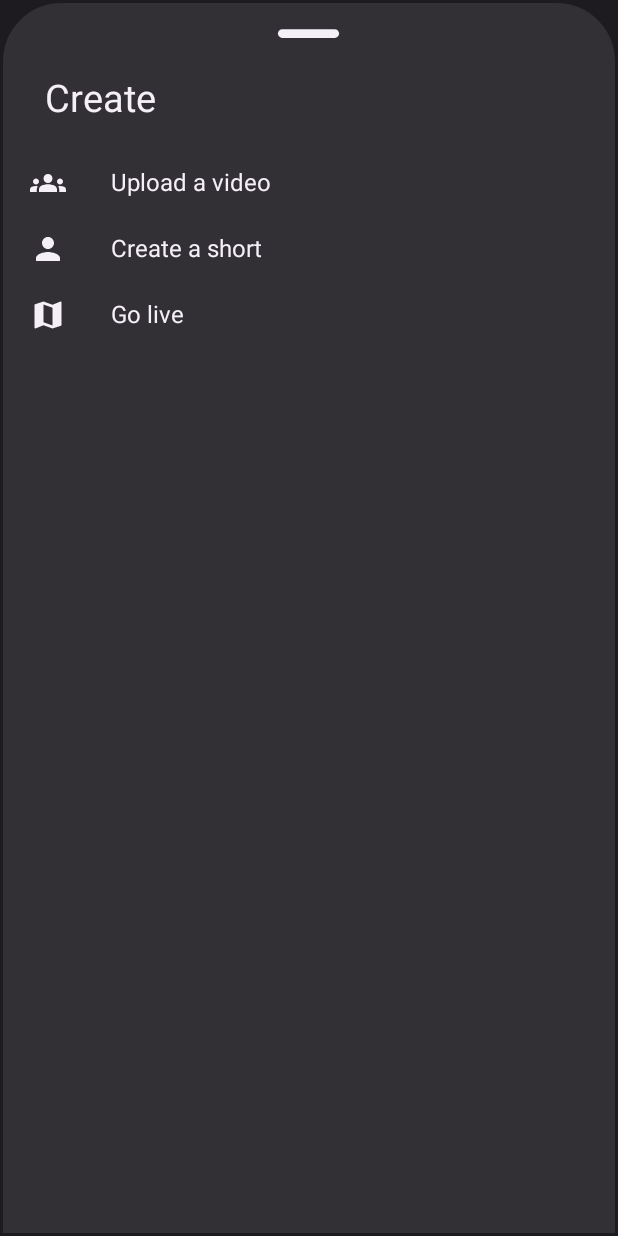
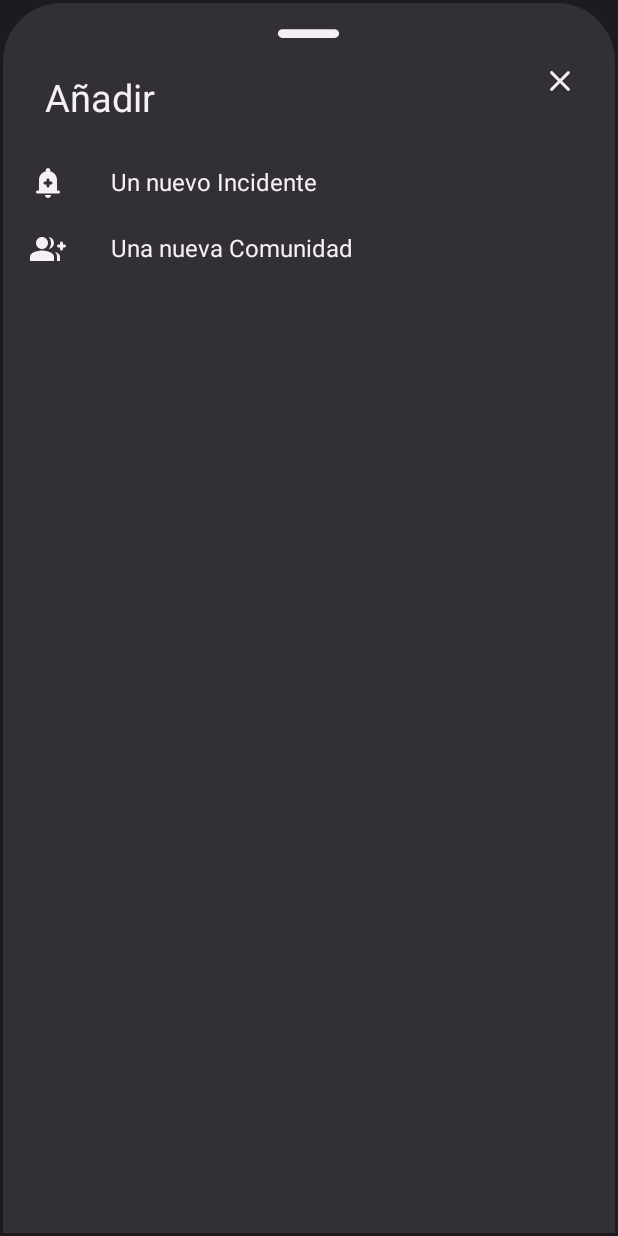
Before and after one commit to YeicotJJ/HackatonComercio2024, an Android app: the layout bottom_sheet_layout.xml on its own in the app's theme, with its tools: preview values and no code run, on a phone screen of 412 x 824 dp. Run offline under Robolectric (Android 15) with nearby library versions, the phone set to English and light mode, and no system bars.

Commit message:
cambios pequeños visuales
cambios visuales en algunos layouts como el bottom nav

```diff
--- /dev/null
+++ b/app/src/main/res/drawable/round_add_alert_24.xml
@@ -0,0 +1,7 @@
+<vector xmlns:android="http://schemas.android.com/apk/res/android" android:height="24dp" android:tint="#F5EFF7" android:viewportHeight="24" android:viewportWidth="24" android:width="24dp">
+
+    <path android:fillColor="@android:color/white" android:pathData="M12,22c1.1,0 2,-0.9 2,-2h-4C10,21.1 10.9,22 12,22z"/>
+
+    <path android:fillColor="@android:color/white" android:pathData="M19,17h-1v-7c0,-2.79 -1.91,-5.14 -4.5,-5.8V3.5C13.5,2.67 12.83,2 12,2s-1.5,0.67 -1.5,1.5v0.7C7.91,4.86 6,7.21 6,10v7H5c-0.55,0 -1,0.45 -1,1s0.45,1 1,1h14c0.55,0 1,-0.45 1,-1S19.55,17 19,17zM14,13h-1v1c0,0.55 -0.45,1 -1,1s-1,-0.45 -1,-1v-1h-1c-0.55,0 -1,-0.45 -1,-1s0.45,-1 1,-1h1v-1c0,-0.55 0.45,-1 1,-1s1,0.45 1,1v1h1c0.55,0 1,0.45 1,1S14.55,13 14,13z"/>
+
+</vector>
--- /dev/null
+++ b/app/src/main/res/drawable/round_group_add_24.xml
@@ -0,0 +1,13 @@
+<vector xmlns:android="http://schemas.android.com/apk/res/android" android:height="24dp" android:tint="#F5EFF7" android:viewportHeight="24" android:viewportWidth="24" android:width="24dp">
+
+    <path android:fillColor="@android:color/white" android:pathData="M22,9V8c0,-0.55 -0.45,-1 -1,-1h0c-0.55,0 -1,0.45 -1,1v1h-1c-0.55,0 -1,0.45 -1,1v0c0,0.55 0.45,1 1,1h1v1c0,0.55 0.45,1 1,1h0c0.55,0 1,-0.45 1,-1v-1h1c0.55,0 1,-0.45 1,-1v0c0,-0.55 -0.45,-1 -1,-1H22z"/>
+
+    <path android:fillColor="@android:color/white" android:pathData="M8,12c2.21,0 4,-1.79 4,-4s-1.79,-4 -4,-4S4,5.79 4,8S5.79,12 8,12z"/>
+
+    <path android:fillColor="@android:color/white" android:pathData="M8,13c-2.67,0 -8,1.34 -8,4v3h16v-3C16,14.34 10.67,13 8,13z"/>
+
+    <path android:fillColor="@android:color/white" android:pathData="M12.51,4.05C13.43,5.11 14,6.49 14,8s-0.57,2.89 -1.49,3.95C14.47,11.7 16,10.04 16,8S14.47,4.3 12.51,4.05z"/>
+
+    <path android:fillColor="@android:color/white" android:pathData="M16.53,13.83C17.42,14.66 18,15.7 18,17v3h2v-3C20,15.55 18.41,14.49 16.53,13.83z"/>
+
+</vector>
--- a/app/src/main/res/layout/bottom_sheet_layout.xml
+++ b/app/src/main/res/layout/bottom_sheet_layout.xml
@@ -22,7 +22,7 @@
             android:layout_width="wrap_content"
             android:layout_height="wrap_content"
             android:textAlignment="viewStart"
-            android:text="Create"
+            android:text="Añadir"
             android:padding="8dp"
             android:textColor="@color/primary"
             android:layout_marginStart="12dp"
@@ -30,18 +30,18 @@
             android:textSize="25dp" />
 
         <ImageView
+            android:id="@+id/cancelButton"
             android:layout_width="wrap_content"
             android:layout_height="wrap_content"
-            android:src="@drawable/round_clear_24"
-            android:layout_marginLeft="600dp"
+            android:layout_marginLeft="250dp"
             android:layout_marginTop="8dp"
-            android:id="@+id/cancelButton"/>
+            android:src="@drawable/round_clear_24" />
 
     </LinearLayout>
 
 
     <LinearLayout
-        android:id="@+id/layoutVideo"
+        android:id="@+id/layoutAlerta"
         android:orientation="horizontal"
         android:layout_width="match_parent"
         android:layout_height="wrap_content"
@@ -51,12 +51,12 @@
         <ImageView
             android:layout_width="wrap_content"
             android:layout_height="wrap_content"
-            android:src="@drawable/baseline_groups_24"/>
+            android:src="@drawable/round_add_alert_24"/>
 
         <TextView
             android:layout_width="wrap_content"
             android:layout_height="wrap_content"
-            android:text="Upload a video"
+            android:text="Un nuevo Incidente"
             android:textColor="@color/primary"
             android:layout_marginLeft="30dp"
             android:textSize="16sp"/>
@@ -64,7 +64,7 @@
     </LinearLayout>
 
     <LinearLayout
-        android:id="@+id/layoutShorts"
+        android:id="@+id/layoutComunidad"
         android:orientation="horizontal"
         android:layout_width="match_parent"
         android:layout_height="wrap_content"
@@ -74,38 +74,12 @@
         <ImageView
             android:layout_width="wrap_content"
             android:layout_height="wrap_content"
-            android:src="@drawable/baseline_person_24"/>
+            android:src="@drawable/round_group_add_24"/>
 
         <TextView
             android:layout_width="wrap_content"
             android:layout_height="wrap_content"
-            android:text="Create a short"
-            android:textColor="@color/primary"
-            android:layout_marginLeft="30dp"
-            android:textSize="16sp"/>
-
-    </LinearLayout>
-
-    <LinearLayout
-        android:id="@+id/layoutLive"
-        android:orientation="horizontal"
-        android:layout_width="match_parent"
-        android:layout_height="wrap_content"
-        android:paddingLeft="10dp"
-        android:paddingRight="10dp"
-        android:paddingTop="10dp"
-        android:paddingBottom="30dp">
-
-
-        <ImageView
-            android:layout_width="wrap_content"
-            android:layout_height="wrap_content"
-            android:src="@drawable/baseline_map_24"/>
-
-        <TextView
-            android:layout_width="wrap_content"
-            android:layout_height="wrap_content"
-            android:text="Go live"
+            android:text="Una nueva Comunidad"
             android:textColor="@color/primary"
             android:layout_marginLeft="30dp"
             android:textSize="16sp"/>
--- a/app/src/main/res/menu/bottom_menu.xml
+++ b/app/src/main/res/menu/bottom_menu.xml
@@ -14,7 +14,11 @@
         />
 
     <item
-        android:title=""/>
+        android:checkable="false"
+        android:checked="false"
+        android:enabled="false"
+        android:title=""
+        android:visible="true" />
 
     <item
         android:id="@+id/map"
```
Also changed, not shown: app/src/main/java/com/piurahack/chaskiapp/MainActivity.kt (+6 -15 lines).
